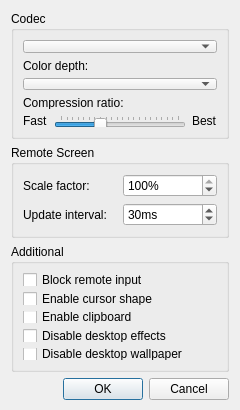
Before: the Qt Designer form source/client/ui/desktop_config_dialog.ui in dchapyshev/aspia, drawn with Qt 5.
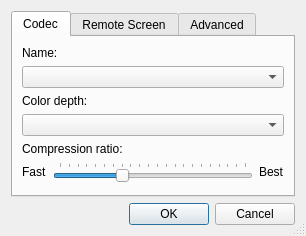
After: the same form once the commit is applied.

Commit message: - Reworked design.

Patch:
```diff
--- a/source/client/ui/desktop_config_dialog.ui
+++ b/source/client/ui/desktop_config_dialog.ui
@@ -6,32 +6,43 @@
    <rect>
     <x>0</x>
     <y>0</y>
-    <width>240</width>
-    <height>410</height>
+    <width>306</width>
+    <height>236</height>
    </rect>
   </property>
   <property name="sizePolicy">
-   <sizepolicy hsizetype="Fixed" vsizetype="Fixed">
+   <sizepolicy hsizetype="Preferred" vsizetype="Preferred">
     <horstretch>0</horstretch>
     <verstretch>0</verstretch>
    </sizepolicy>
   </property>
-  <property name="minimumSize">
-   <size>
-    <width>240</width>
-    <height>410</height>
-   </size>
-  </property>
   <property name="windowTitle">
    <string>Session Configuration</string>
   </property>
-  <layout class="QVBoxLayout" name="verticalLayout_5">
+  <property name="sizeGripEnabled">
+   <bool>true</bool>
+  </property>
+  <property name="modal">
+   <bool>true</bool>
+  </property>
+  <layout class="QVBoxLayout" name="verticalLayout_6">
    <item>
-    <widget class="QGroupBox" name="groupbox_codec">
-     <property name="title">
+    <widget class="QTabWidget" name="tabWidget">
+     <property name="currentIndex">
+      <number>0</number>
+     </property>
+     <widget class="QWidget" name="tab_codec">
+      <attribute name="title">
       <string>Codec</string>
-     </property>
+      </attribute>
      <layout class="QVBoxLayout" name="verticalLayout_3">
+       <item>
+        <widget class="QLabel" name="label">
+         <property name="text">
+          <string>Name:</string>
+         </property>
+        </widget>
+       </item>
       <item>
        <widget class="QComboBox" name="combo_codec"/>
       </item>
@@ -92,14 +103,27 @@
         </item>
        </layout>
       </item>
-     </layout>
-    </widget>
-   </item>
-   <item>
-    <widget class="QGroupBox" name="groupbox_remote_screen">
-     <property name="title">
+       <item>
+        <spacer name="verticalSpacer_3">
+         <property name="orientation">
+          <enum>Qt::Vertical</enum>
+         </property>
+         <property name="sizeHint" stdset="0">
+          <size>
+           <width>20</width>
+           <height>0</height>
+          </size>
+         </property>
+        </spacer>
+       </item>
+      </layout>
+     </widget>
+     <widget class="QWidget" name="tab_remote_screen">
+      <attribute name="title">
       <string>Remote Screen</string>
-     </property>
+      </attribute>
+      <layout class="QVBoxLayout" name="verticalLayout_5">
+       <item>
      <layout class="QHBoxLayout" name="horizontalLayout">
       <item>
        <layout class="QVBoxLayout" name="verticalLayout_2">
@@ -159,13 +183,26 @@
        </layout>
       </item>
      </layout>
-    </widget>
    </item>
    <item>
-    <widget class="QGroupBox" name="groupbox_additional">
-     <property name="title">
-      <string>Additional</string>
-     </property>
+        <spacer name="verticalSpacer">
+         <property name="orientation">
+          <enum>Qt::Vertical</enum>
+         </property>
+         <property name="sizeHint" stdset="0">
+          <size>
+           <width>20</width>
+           <height>86</height>
+          </size>
+         </property>
+        </spacer>
+       </item>
+      </layout>
+     </widget>
+     <widget class="QWidget" name="tab_advanced">
+      <attribute name="title">
+       <string>Advanced</string>
+      </attribute>
      <layout class="QVBoxLayout" name="verticalLayout_4">
       <item>
        <widget class="QCheckBox" name="checkbox_block_remote_input">
@@ -202,7 +239,21 @@
         </property>
        </widget>
       </item>
-     </layout>
+       <item>
+        <spacer name="verticalSpacer_2">
+         <property name="orientation">
+          <enum>Qt::Vertical</enum>
+         </property>
+         <property name="sizeHint" stdset="0">
+          <size>
+           <width>20</width>
+           <height>27</height>
+          </size>
+         </property>
+        </spacer>
+       </item>
+      </layout>
+     </widget>
     </widget>
    </item>
    <item>
```
Lines whose indentation alone changed are shown as unchanged. The commit also changes 6 other files.
